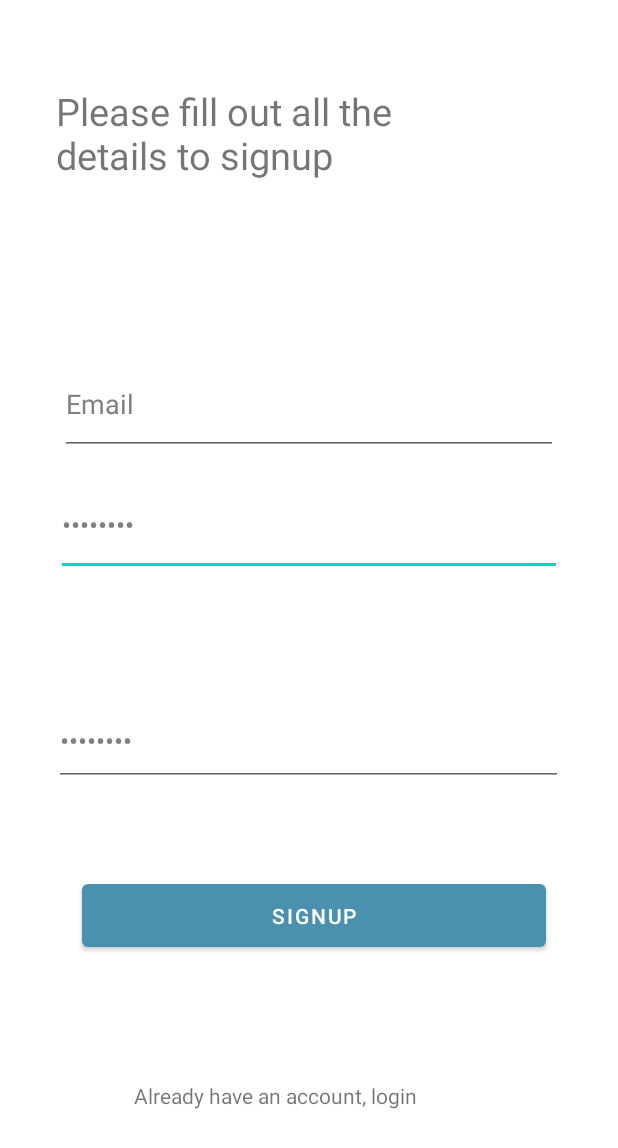
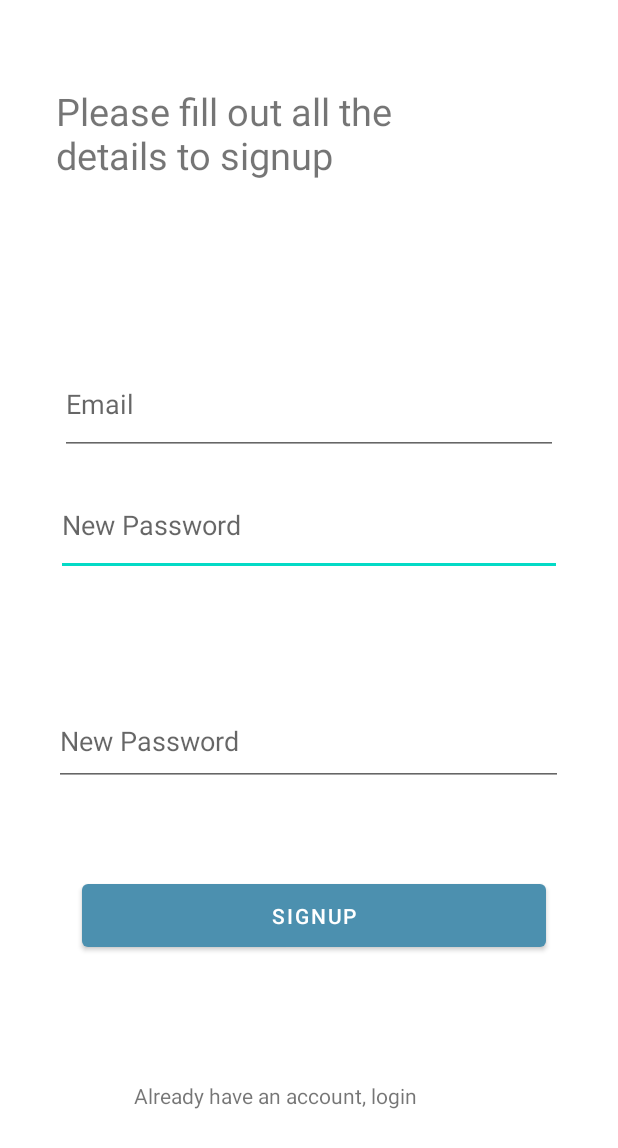
Before and after one commit to Patryk-Stefanski/Rally-Report-Android, an Android app: the screen it shows after launch (SignupActivity), after a tap on an icon or button, on a phone screen of 412 x 824 dp. Shown: the top 1148 px of the screen. Run offline under Robolectric (Android 15) with nearby library versions, the phone set to English and light mode, and no system bars; our stand-ins replace Firebase (no records; nobody signed in at launch, a user with empty details on screens opened directly), Timber; 2 statements that could not run were skipped.

```diff
--- a/app/src/main/java/wit/pstefans/rallyreport2/activities/PostActivity.kt
+++ b/app/src/main/java/wit/pstefans/rallyreport2/activities/PostActivity.kt
@@ -50,7 +50,7 @@ class PostActivity : AppCompatActivity() {
             binding.btnAdd.setText(R.string.save_post)
             binding.deletePostBtn.isVisible = true
             Picasso.get()
-                .load(post.image)
+                .load(post.imageRef)
                 .into(binding.postImage)
             if (post.image != Uri.EMPTY) {
                 binding.chooseImage.setText(R.string.change_post_image)
@@ -115,6 +115,7 @@ class PostActivity : AppCompatActivity() {
     override fun onOptionsItemSelected(item: MenuItem): Boolean {
         when (item.itemId) {
             R.id.item_cancel -> {
+                setResult(RESULT_OK)
                 finish()
             }
         }
--- a/app/src/main/java/wit/pstefans/rallyreport2/models/post/PostStore.kt
+++ b/app/src/main/java/wit/pstefans/rallyreport2/models/post/PostStore.kt
@@ -3,6 +3,6 @@ package wit.pstefans.rallyreport2.models.post
 interface PostStore {
     fun findAll(): List<PostModel>
     fun create(post: PostModel) : Boolean
-    fun update(post: PostModel)
+    fun update(post: PostModel) : Boolean
     fun delete(post: PostModel)
 }
--- /dev/null
+++ b/app/src/main/res/drawable/ic_baseline_error_outline_24.xml
@@ -0,0 +1,5 @@
+<vector android:height="24dp" android:tint="#000000"
+    android:viewportHeight="24" android:viewportWidth="24"
+    android:width="24dp" xmlns:android="http://schemas.android.com/apk/res/android">
+    <path android:fillColor="@android:color/white" android:pathData="M11,15h2v2h-2zM11,7h2v6h-2zM11.99,2C6.47,2 2,6.48 2,12s4.47,10 9.99,10C17.52,22 22,17.52 22,12S17.52,2 11.99,2zM12,20c-4.42,0 -8,-3.58 -8,-8s3.58,-8 8,-8 8,3.58 8,8 -3.58,8 -8,8z"/>
+</vector>
--- a/app/src/main/res/layout/activity_event.xml
+++ b/app/src/main/res/layout/activity_event.xml
@@ -46,7 +46,7 @@
                     android:layout_marginBottom="20dp"
                     android:ems="10"
                     android:inputType="textEmailAddress"
-                    android:text="@string/event_name"
+                    android:hint="Event Name"
                     android:textColor="#808080"
                     app:layout_constraintBottom_toTopOf="@+id/passwordInput"
                     app:layout_constraintEnd_toEndOf="parent"
--- a/app/src/main/res/layout/activity_login.xml
+++ b/app/src/main/res/layout/activity_login.xml
@@ -15,7 +15,7 @@
         android:layout_marginBottom="356dp"
         android:ems="10"
         android:inputType="textPassword"
-        android:text="@string/password"
+        android:hint="@string/new_password"
         android:textColor="#808080"
         app:layout_constraintBottom_toBottomOf="parent"
         app:layout_constraintEnd_toEndOf="parent"
@@ -29,7 +29,7 @@
         android:layout_marginBottom="20dp"
         android:ems="10"
         android:inputType="textEmailAddress"
-        android:text="@string/email"
+        android:hint="@string/email"
         android:textColor="#808080"
         app:layout_constraintBottom_toTopOf="@+id/passwordInput"
         app:layout_constraintEnd_toEndOf="parent"
--- a/app/src/main/res/layout/activity_signup.xml
+++ b/app/src/main/res/layout/activity_signup.xml
@@ -15,7 +15,7 @@
         android:layout_marginTop="316dp"
         android:ems="10"
         android:inputType="textPassword"
-        android:text="@string/password"
+        android:hint="@string/new_password"
         android:textColor="#808080"
         app:layout_constraintEnd_toEndOf="parent"
         app:layout_constraintStart_toStartOf="parent"
@@ -28,7 +28,7 @@
         android:layout_height="60dp"
         android:ems="10"
         android:inputType="textPassword"
-        android:text="@string/password"
+        android:hint="@string/new_password"
         android:textColor="#808080"
         app:layout_constraintBottom_toBottomOf="parent"
         app:layout_constraintEnd_toEndOf="parent"
@@ -44,7 +44,7 @@
         android:layout_marginTop="236dp"
         android:ems="10"
         android:inputType="textEmailAddress"
-        android:text="@string/email"
+        android:hint="@string/email"
         android:textColor="#808080"
         app:layout_constraintEnd_toEndOf="parent"
         app:layout_constraintStart_toStartOf="parent"
```
Also changed, not shown: app/src/main/AndroidManifest.xml (+0 -7 lines), app/src/main/java/wit/pstefans/rallyreport2/activities/LogInActivity.kt (+30 -20 lines), app/src/main/java/wit/pstefans/rallyreport2/models/post/PostMemStore.kt (+23 -8 lines), app/src/main/res/layout/activity_user_management.xml (+13 -4 lines).
